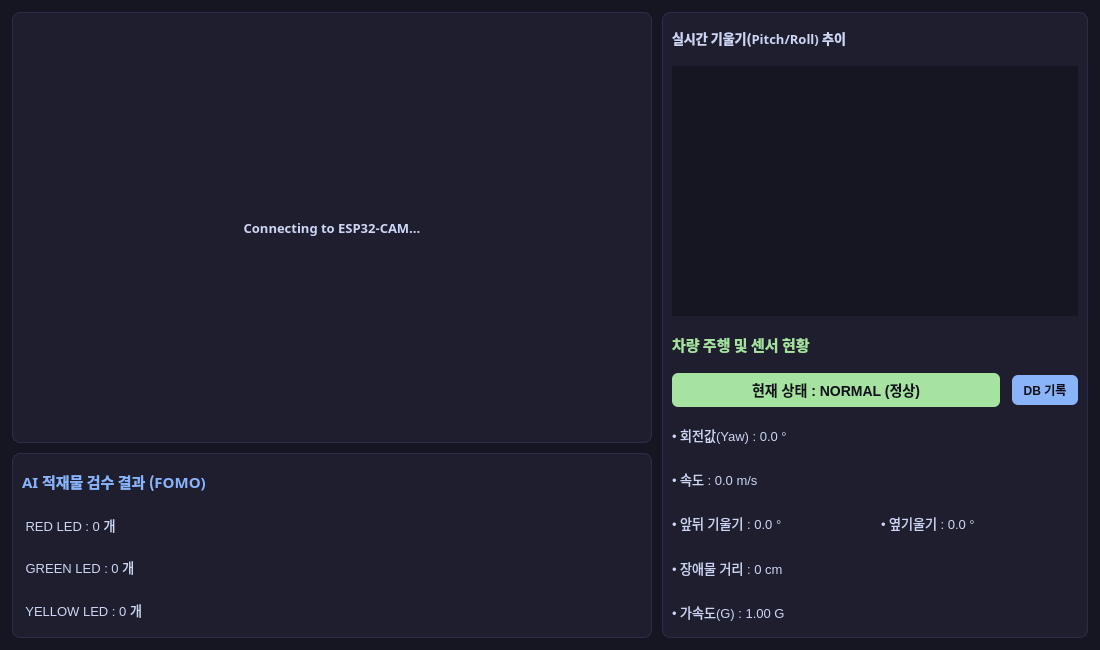
Qt form src/gui/dashboard.ui (HD243017/Cart-Dashboard) before a commit.
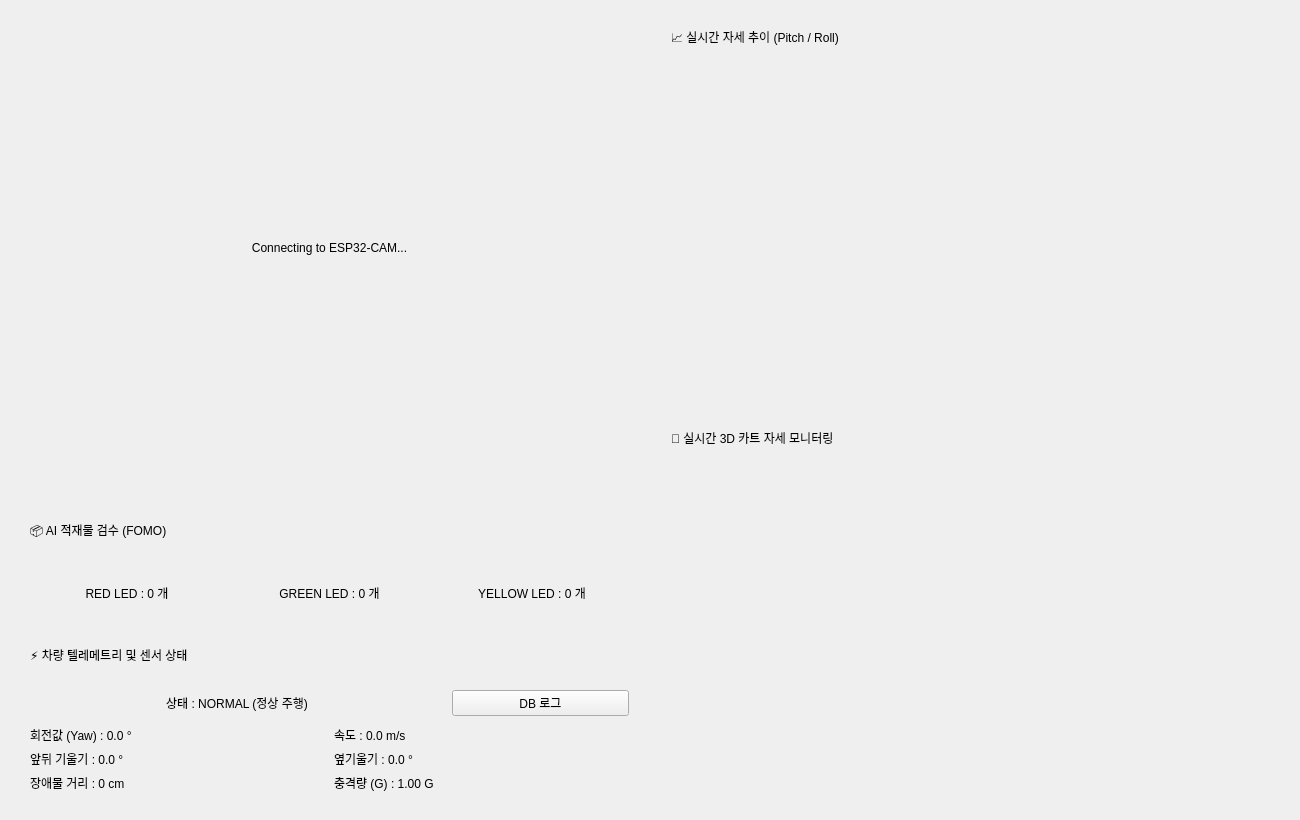
The same form after that commit.

Diff of the .ui file:
```diff
--- a/src/gui/dashboard.ui
+++ b/src/gui/dashboard.ui
@@ -6,166 +6,233 @@
    <rect>
     <x>0</x>
     <y>0</y>
-    <width>1100</width>
-    <height>650</height>
+    <width>1300</width>
+    <height>820</height>
    </rect>
   </property>
   <property name="windowTitle">
    <string>스마트 물류 카트 관제 시스템 (Control Dashboard)</string>
   </property>
-  <property name="styleSheet">
-   <string notr="true">
-QWidget { background-color: #161622; color: #cdd6f4; font-family: "Malgun Gothic", "Segoe UI", sans-serif; }
-QFrame#frame_video, QFrame#frame_ai, QFrame#frame_sensor { background-color: #1e1e2f; border: 1px solid #2d2d48; border-radius: 8px; }
-QLabel { background-color: transparent; color: #cdd6f4; font-size: 13px; }
-QLabel#lbl_status { background-color: #a6e3a1; color: #11111b; font-weight: bold; font-size: 14px; border-radius: 6px; padding: 6px; }
-QPushButton#btn_db_log { background-color: #89b4fa; color: #11111b; font-weight: bold; border-radius: 6px; padding: 6px; }
-QPushButton#btn_db_log:hover { background-color: #74c7ec; }
-   </string>
-  </property>
-  <layout class="QVBoxLayout" name="mainLayout">
-   <property name="spacing"><number>10</number></property>
-   <property name="leftMargin"><number>12</number></property>
-   <property name="topMargin"><number>12</number></property>
-   <property name="rightMargin"><number>12</number></property>
-   <property name="bottomMargin"><number>12</number></property>
+  <layout class="QHBoxLayout" name="mainHLayout" stretch="1,1">
+   <property name="spacing"><number>14</number></property>
+   <property name="leftMargin"><number>16</number></property>
+   <property name="topMargin"><number>16</number></property>
+   <property name="rightMargin"><number>16</number></property>
+   <property name="bottomMargin"><number>16</number></property>
+   
+   <!-- ================= 왼쪽 영역 ================= -->
    <item>
-    <layout class="QHBoxLayout" name="topLayout" stretch="6,4">
-     <property name="spacing"><number>10</number></property>
+    <layout class="QVBoxLayout" name="leftColLayout" stretch="6,4">
+     <property name="spacing"><number>14</number></property>
+     
      <item>
-      <layout class="QVBoxLayout" name="leftLayout" stretch="7,3">
-       <property name="spacing"><number>10</number></property>
-       <item>
-        <widget class="QFrame" name="frame_video">
-         <layout class="QVBoxLayout" name="videoLayout">
-          <item>
-           <widget class="QLabel" name="video_label">
-            <property name="font">
-             <font><family>Malgun Gothic</family><weight>75</weight><bold>true</bold></font>
-            </property>
-            <property name="text"><string>Connecting to ESP32-CAM...</string></property>
-            <property name="alignment"><set>Qt::AlignCenter</set></property>
-           </widget>
-          </item>
-         </layout>
-        </widget>
-       </item>
-       <item>
-        <widget class="QFrame" name="frame_ai">
-         <layout class="QVBoxLayout" name="aiLayout">
-          <property name="spacing"><number>6</number></property>
-          <item>
-           <widget class="QLabel" name="lbl_ai_title">
-            <property name="font">
-             <font><family>Malgun Gothic</family><weight>75</weight><bold>true</bold></font>
-            </property>
-            <property name="text"><string>AI 적재물 검수 결과 (FOMO)</string></property>
-            <property name="styleSheet"><string notr="true">color: #89b4fa; font-size: 15px;</string></property>
-           </widget>
-          </item>
+      <widget class="QFrame" name="frame_video">
+       <property name="sizePolicy">
+        <sizepolicy hsizetype="Expanding" vsizetype="Expanding">
+         <horstretch>0</horstretch>
+         <verstretch>0</verstretch>
+        </sizepolicy>
+       </property>
+       <layout class="QVBoxLayout" name="videoLayout">
+        <property name="leftMargin"><number>12</number></property>
+        <property name="topMargin"><number>12</number></property>
+        <property name="rightMargin"><number>12</number></property>
+        <property name="bottomMargin"><number>12</number></property>
+        <item>
+         <widget class="QLabel" name="video_label">
+          <property name="text"><string>Connecting to ESP32-CAM...</string></property>
+          <property name="alignment"><set>Qt::AlignCenter</set></property>
+         </widget>
+        </item>
+       </layout>
+      </widget>
+     </item>
+     
+     <item>
+      <widget class="QFrame" name="frame_telemetry_container">
+       <property name="sizePolicy">
+        <sizepolicy hsizetype="Expanding" vsizetype="Preferred">
+         <horstretch>0</horstretch>
+         <verstretch>0</verstretch>
+        </sizepolicy>
+       </property>
+       <layout class="QVBoxLayout" name="bottomLeftLayout">
+        <property name="spacing"><number>10</number></property>
+        <property name="leftMargin"><number>14</number></property>
+        <property name="topMargin"><number>12</number></property>
+        <property name="rightMargin"><number>14</number></property>
+        <property name="bottomMargin"><number>12</number></property>
+        
+        <item>
+         <widget class="QLabel" name="lbl_ai_title">
+          <property name="text"><string>📦 AI 적재물 검수 (FOMO)</string></property>
+         </widget>
+        </item>
+        <item>
+         <layout class="QHBoxLayout" name="aiChipsLayout">
+          <property name="spacing"><number>8</number></property>
           <item>
            <widget class="QLabel" name="lbl_red">
-            <property name="text"><string> RED LED : 0 개</string></property>
+            <property name="text"><string>RED LED : 0 개</string></property>
+            <property name="alignment"><set>Qt::AlignCenter</set></property>
            </widget>
-	  </item>
-	  <item>
-	   <widget class="QLabel" name="lbl_green">
-	    <property name="text"><string> GREEN LED : 0 개</string></property>
-	   </widget>
-	  </item>
+          </item>
+          <item>
+           <widget class="QLabel" name="lbl_green">
+            <property name="text"><string>GREEN LED : 0 개</string></property>
+            <property name="alignment"><set>Qt::AlignCenter</set></property>
+           </widget>
+          </item>
           <item>
            <widget class="QLabel" name="lbl_yellow">
-            <property name="text"><string> YELLOW LED : 0 개</string></property>
+            <property name="text"><string>YELLOW LED : 0 개</string></property>
+            <property name="alignment"><set>Qt::AlignCenter</set></property>
            </widget>
           </item>
          </layout>
-        </widget>
-       </item>
-      </layout>
-     </item>
-     <item>
-      <widget class="QFrame" name="frame_sensor">
-       <layout class="QVBoxLayout" name="sensorLayout">
-        <property name="spacing"><number>12</number></property>
-        <item>
-         <widget class="QLabel" name="lbl_graph_title">
-          <property name="font">
-           <font><family>Malgun Gothic</family><weight>75</weight><bold>true</bold></font>
-          </property>
-          <property name="text"><string>실시간 기울기(Pitch/Roll) 추이</string></property>
-         </widget>
         </item>
-        <item>
-         <widget class="QWidget" name="graph_widget" native="true">
-          <property name="minimumSize">
-           <size><width>0</width><height>250</height></size>
-          </property>
-         </widget>
-        </item>
+        
         <item>
          <widget class="QLabel" name="lbl_sensor_title">
-          <property name="font">
-           <font><family>Malgun Gothic</family><weight>75</weight><bold>true</bold></font>
-          </property>
-          <property name="text"><string>차량 주행 및 센서 현황</string></property>
-          <property name="styleSheet"><string notr="true">color: #a6e3a1; font-size: 15px;</string></property>
+          <property name="text"><string>⚡ 차량 텔레메트리 및 센서 상태</string></property>
          </widget>
         </item>
         <item>
-         <layout class="QHBoxLayout" name="statusLayout" stretch="5,1">
+         <layout class="QHBoxLayout" name="statusLayout" stretch="7,3">
+          <property name="spacing"><number>8</number></property>
           <item>
            <widget class="QLabel" name="lbl_status">
-            <property name="text"><string>현재 상태 : NORMAL (정상)</string></property>
+            <property name="text"><string>상태 : NORMAL (정상 주행)</string></property>
             <property name="alignment"><set>Qt::AlignCenter</set></property>
            </widget>
           </item>
           <item>
            <widget class="QPushButton" name="btn_db_log">
-            <property name="text"><string>DB 기록</string></property>
+            <property name="text"><string>DB 로그</string></property>
             <property name="cursor"><cursorShape>PointingHandCursor</cursorShape></property>
            </widget>
           </item>
          </layout>
         </item>
+        
         <item>
-         <widget class="QLabel" name="lbl_yaw">
-          <property name="text"><string>• 회전값(Yaw) : 0.0 °</string></property>
-         </widget>
-        </item>
-        <item>
-         <widget class="QLabel" name="lbl_speed">
-          <property name="text"><string>• 속도 : 0.0 m/s</string></property>
-         </widget>
-        </item>
-        <item>
-         <layout class="QHBoxLayout" name="tiltLayout">
-          <item>
+         <layout class="QGridLayout" name="telemetryGrid">
+          <property name="horizontalSpacing"><number>8</number></property>
+          <property name="verticalSpacing"><number>6</number></property>
+          <item row="0" column="0">
+           <widget class="QLabel" name="lbl_yaw">
+            <property name="text"><string>회전값 (Yaw) : 0.0 °</string></property>
+           </widget>
+          </item>
+          <item row="0" column="1">
+           <widget class="QLabel" name="lbl_speed">
+            <property name="text"><string>속도 : 0.0 m/s</string></property>
+           </widget>
+          </item>
+          <item row="1" column="0">
            <widget class="QLabel" name="lbl_tilt">
-            <property name="text"><string>• 앞뒤 기울기 : 0.0 °</string></property>
+            <property name="text"><string>앞뒤 기울기 : 0.0 °</string></property>
            </widget>
           </item>
-          <item>
+          <item row="1" column="1">
            <widget class="QLabel" name="lbl_tilt_side">
-            <property name="text"><string>• 옆기울기 : 0.0 °</string></property>
+            <property name="text"><string>옆기울기 : 0.0 °</string></property>
+           </widget>
+          </item>
+          <item row="2" column="0">
+           <widget class="QLabel" name="lbl_dist">
+            <property name="text"><string>장애물 거리 : 0 cm</string></property>
+           </widget>
+          </item>
+          <item row="2" column="1">
+           <widget class="QLabel" name="lbl_g">
+            <property name="text"><string>충격량 (G) : 1.00 G</string></property>
            </widget>
           </item>
          </layout>
         </item>
+       </layout>
+      </widget>
+     </item>
+    </layout>
+   </item>
+   
+   <!-- ================= 오른쪽 영역 (2D 그래프 / 3D 뷰어 1:1 완벽 대칭) ================= -->
+   <item>
+    <layout class="QVBoxLayout" name="rightColLayout" stretch="1,1">
+     <property name="spacing"><number>14</number></property>
+     
+     <!-- 1. 2D 그래프 -->
+     <item>
+      <widget class="QFrame" name="frame_graph">
+       <property name="sizePolicy">
+        <sizepolicy hsizetype="Expanding" vsizetype="Expanding">
+         <horstretch>0</horstretch>
+         <verstretch>0</verstretch>
+        </sizepolicy>
+       </property>
+       <layout class="QVBoxLayout" name="graphContainerLayout">
+        <property name="spacing"><number>6</number></property>
+        <property name="leftMargin"><number>14</number></property>
+        <property name="topMargin"><number>12</number></property>
+        <property name="rightMargin"><number>14</number></property>
+        <property name="bottomMargin"><number>12</number></property>
         <item>
-         <widget class="QLabel" name="lbl_dist">
-          <property name="text"><string>• 장애물 거리 : 0 cm</string></property>
+         <widget class="QLabel" name="lbl_graph_title">
+          <property name="text"><string>📈 실시간 자세 추이 (Pitch / Roll)</string></property>
          </widget>
         </item>
         <item>
-         <widget class="QLabel" name="lbl_g">
-          <property name="text"><string>• 가속도(G) : 1.00 G</string></property>
+         <widget class="QWidget" name="graph_widget" native="true">
+          <property name="sizePolicy">
+           <sizepolicy hsizetype="Expanding" vsizetype="Expanding">
+            <horstretch>0</horstretch>
+            <verstretch>0</verstretch>
+           </sizepolicy>
+          </property>
          </widget>
         </item>
        </layout>
       </widget>
      </item>
+     
+     <!-- 2. 3D 뷰어 (2D와 동일한 크기/여백 설정) -->
+     <item>
+      <widget class="QFrame" name="frame_3d">
+       <property name="sizePolicy">
+        <sizepolicy hsizetype="Expanding" vsizetype="Expanding">
+         <horstretch>0</horstretch>
+         <verstretch>0</verstretch>
+        </sizepolicy>
+       </property>
+       <layout class="QVBoxLayout" name="viewer3dLayout">
+        <property name="spacing"><number>6</number></property>
+        <property name="leftMargin"><number>14</number></property>
+        <property name="topMargin"><number>12</number></property>
+        <property name="rightMargin"><number>14</number></property>
+        <property name="bottomMargin"><number>12</number></property>
+        <item>
+         <widget class="QLabel" name="lbl_3d_title">
+          <property name="text"><string>🚗 실시간 3D 카트 자세 모니터링</string></property>
+         </widget>
+        </item>
+        <item>
+         <widget class="QWidget" name="widget_3d_container" native="true">
+          <property name="sizePolicy">
+           <sizepolicy hsizetype="Expanding" vsizetype="Expanding">
+            <horstretch>0</horstretch>
+            <verstretch>0</verstretch>
+           </sizepolicy>
+          </property>
+         </widget>
+        </item>
+       </layout>
+      </widget>
+     </item>
+     
     </layout>
    </item>
+   
   </layout>
  </widget>
  <resources/>
```
